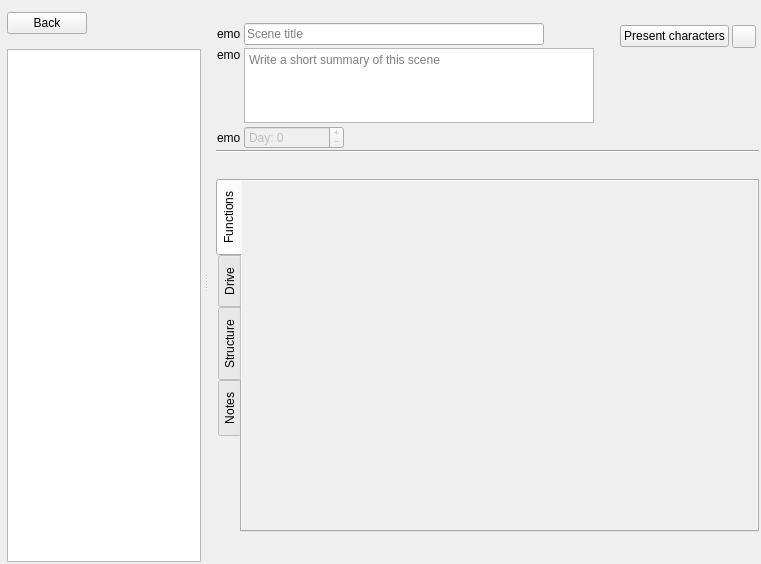
Before: the Qt Designer form ui/scene_editor.ui in zkovari/plotlyst, drawn with Qt 5.
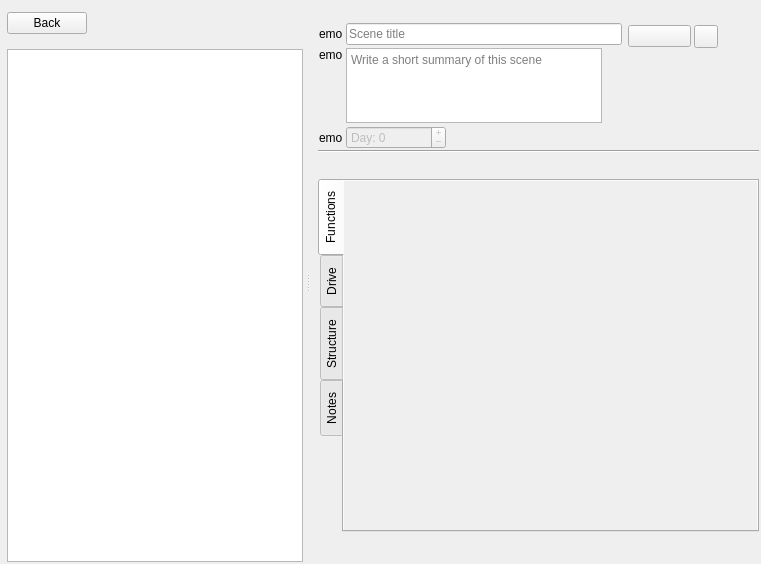
After: the same form once the commit is applied. The open tabs and pages were chosen to show the change. Custom widgets are drawn as their Qt base class.

Commit message: Reduce app width for reels

What changed in the file:
```diff
--- a/ui/scene_editor.ui
+++ b/ui/scene_editor.ui
@@ -183,12 +183,6 @@
               </item>
               <item>
                <widget class="QLineEdit" name="lineTitle">
-                <property name="minimumSize">
-                 <size>
-                  <width>300</width>
-                  <height>0</height>
-                 </size>
-                </property>
                 <property name="maximumSize">
                  <size>
                   <width>1232323</width>
@@ -206,22 +200,6 @@
                 </property>
                </widget>
               </item>
-              <item>
-               <spacer name="horizontalSpacer">
-                <property name="orientation">
-                 <enum>Qt::Horizontal</enum>
-                </property>
-                <property name="sizeType">
-                 <enum>QSizePolicy::MinimumExpanding</enum>
-                </property>
-                <property name="sizeHint" stdset="0">
-                 <size>
-                  <width>40</width>
-                  <height>20</height>
-                 </size>
-                </property>
-               </spacer>
-              </item>
              </layout>
             </item>
             <item>
@@ -244,12 +222,6 @@
                   <verstretch>0</verstretch>
                  </sizepolicy>
                 </property>
-                <property name="minimumSize">
-                 <size>
-                  <width>350</width>
-                  <height>75</height>
-                 </size>
-                </property>
                 <property name="maximumSize">
                  <size>
                   <width>1232323</width>
@@ -418,7 +390,7 @@
                   <string>Select which characters are active in this scene</string>
                  </property>
                  <property name="text">
-                  <string>Present characters</string>
+                  <string/>
                  </property>
                  <property name="transparent" stdset="0">
                   <bool>true</bool>
@@ -444,19 +416,6 @@
                  </property>
                 </widget>
                </item>
-               <item>
-                <spacer name="horizontalSpacer_6">
-                 <property name="orientation">
-                  <enum>Qt::Horizontal</enum>
-                 </property>
-                 <property name="sizeHint" stdset="0">
-                  <size>
-                   <width>40</width>
-                   <height>20</height>
-                  </size>
-                 </property>
-                </spacer>
-               </item>
               </layout>
              </widget>
             </item>
@@ -488,22 +447,6 @@
             </item>
            </layout>
           </item>
-          <item>
-           <spacer name="horizontalSpacer_9">
-            <property name="orientation">
-             <enum>Qt::Horizontal</enum>
-            </property>
-            <property name="sizeType">
-             <enum>QSizePolicy::Expanding</enum>
-            </property>
-            <property name="sizeHint" stdset="0">
-             <size>
-              <width>10</width>
-              <height>20</height>
-             </size>
-            </property>
-           </spacer>
-          </item>
          </layout>
         </widget>
        </item>
@@ -620,8 +563,8 @@
                    <rect>
                     <x>0</x>
                     <y>0</y>
-                    <width>100</width>
-                    <height>30</height>
+                    <width>477</width>
+                    <height>343</height>
                    </rect>
                   </property>
                   <property name="relaxed-white-bg" stdset="0">
```
Left out of the diff: 4 changed lines with no effect on the pictures. The commit also changes 4 other files.
